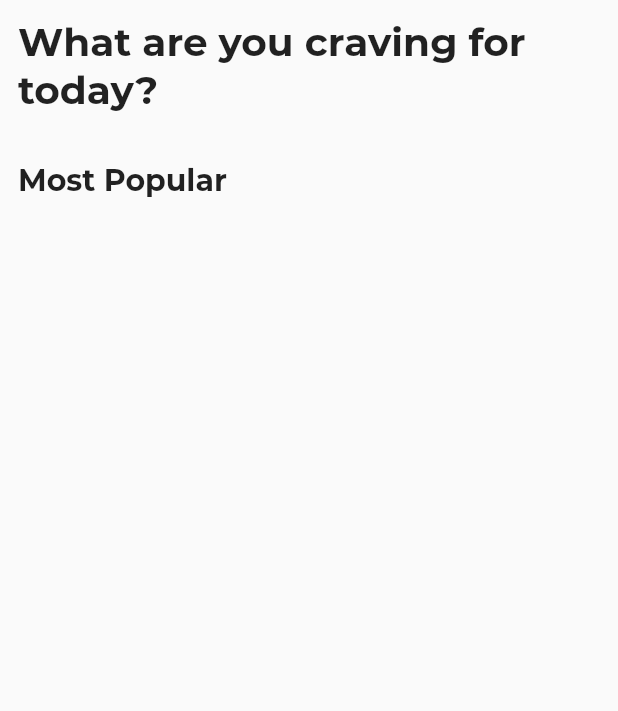
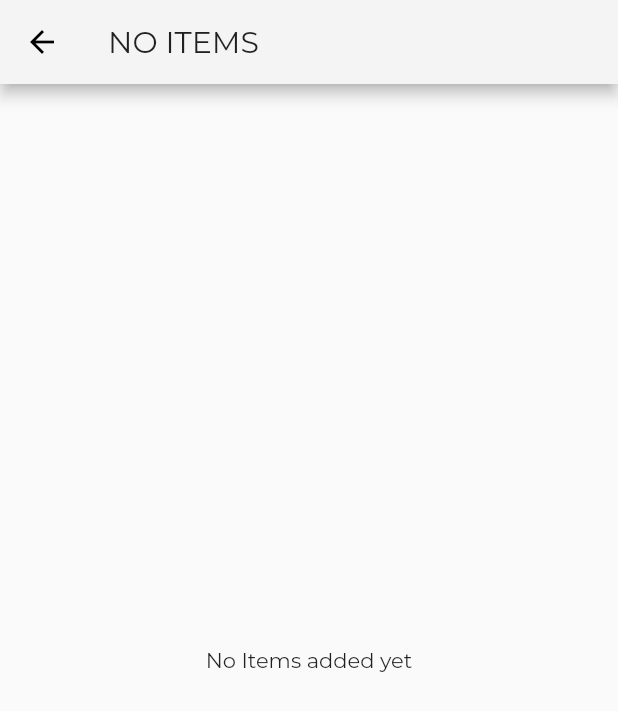
Before and after one commit to drny85/grocery_flutter, a Flutter app: the HomeScreen screen opened directly, on a phone screen of 412 x 824 dp. Shown: the top 711 px of the screen. Run offline on Flutter 3.47's test engine with Material 2 defaults, Android fonts, the phone set to English and light mode, and no system bars; network calls fail.

```diff
--- a/lib/providers/groceries.dart
+++ b/lib/providers/groceries.dart
@@ -27,6 +27,7 @@ class Groceries extends ChangeNotifier {
             address: grocery['address'],
             city: grocery['city'],
             state: grocery['state'],
+            imageURL: grocery['imageURL'],
             zipcode: grocery['zipcode'],
             phone: grocery['phone']);
         //userId: grocery['userId'],
--- a/lib/screens/home_screen.dart
+++ b/lib/screens/home_screen.dart
@@ -1,12 +1,11 @@
 import 'package:flutter/material.dart';
 //import 'package:grocery_app/models/category.dart';
-import 'package:grocery_app/providers/categories.dart';
-import 'package:grocery_app/providers/groceries.dart';
+// import 'package:grocery_app/providers/categories.dart';
+// import 'package:grocery_app/providers/groceries.dart';
 
 import '../widgets/product_cart_item.dart';
 import 'package:grocery_app/providers/items.dart';
 import 'package:provider/provider.dart';
-import 'dart:async';
 
 class HomeScreen extends StatefulWidget {
   @override
@@ -25,11 +24,11 @@ class _HomeScreenState extends State<HomeScreen> {
     super.initState();
     // getItem();
     //Provider.of<ItemService>(context).getItems();
-    Future.delayed(Duration.zero).then((_) async {
-      Provider.of<Items>(context, listen: false).getItems();
-      Provider.of<Groceries>(context, listen: false).getGroceries();
-      Provider.of<Categories>(context, listen: false).getCategories();
-    });
+    // Future.delayed(Duration.zero).then((_) async {
+    //   //Provider.of<Items>(context, listen: false).getItems();
+    //   // Provider.of<Groceries>(context, listen: false).getGroceries();
+    //   // Provider.of<Categories>(context, listen: false).getCategories();
+    // });
   }
 
   void getItems() async {
@@ -41,7 +40,16 @@ class _HomeScreenState extends State<HomeScreen> {
     final items = Provider.of<Items>(context).items;
 
     return Scaffold(
-      body: ListView(
+      appBar: items.length < 1
+          ? AppBar(
+              title: Text('NO ITEMS'),
+            )
+          : null,
+      body: items.length < 1
+          ? Center(
+              child: Text('No Items added yet'),
+            )
+          : ListView(
               children: <Widget>[
                 Padding(
                   padding: const EdgeInsets.all(12.0),
@@ -57,7 +65,8 @@ class _HomeScreenState extends State<HomeScreen> {
                     children: <Widget>[
                       Text(
                         'Most Popular',
-                  style: TextStyle(fontWeight: FontWeight.bold, fontSize: 20),
+                        style: TextStyle(
+                            fontWeight: FontWeight.bold, fontSize: 20),
                       ),
                       Container(
                         height: 275,
--- a/lib/utils/constant.dart
+++ b/lib/utils/constant.dart
@@ -1 +1,6 @@
+import 'package:flutter/material.dart';
+
 const kUrl = 'https://ac48112f.ngrok.io';
+
+const kGroceryCardTextStyle =
+    TextStyle(fontSize: 18, fontWeight: FontWeight.bold, color: Colors.white);
```
Also changed, not shown: lib/providers/items.dart (+31 -0 lines), lib/widgets/grocery_cart_item.dart (+65 -3 lines). Lines whose indentation alone changed are shown as unchanged.
